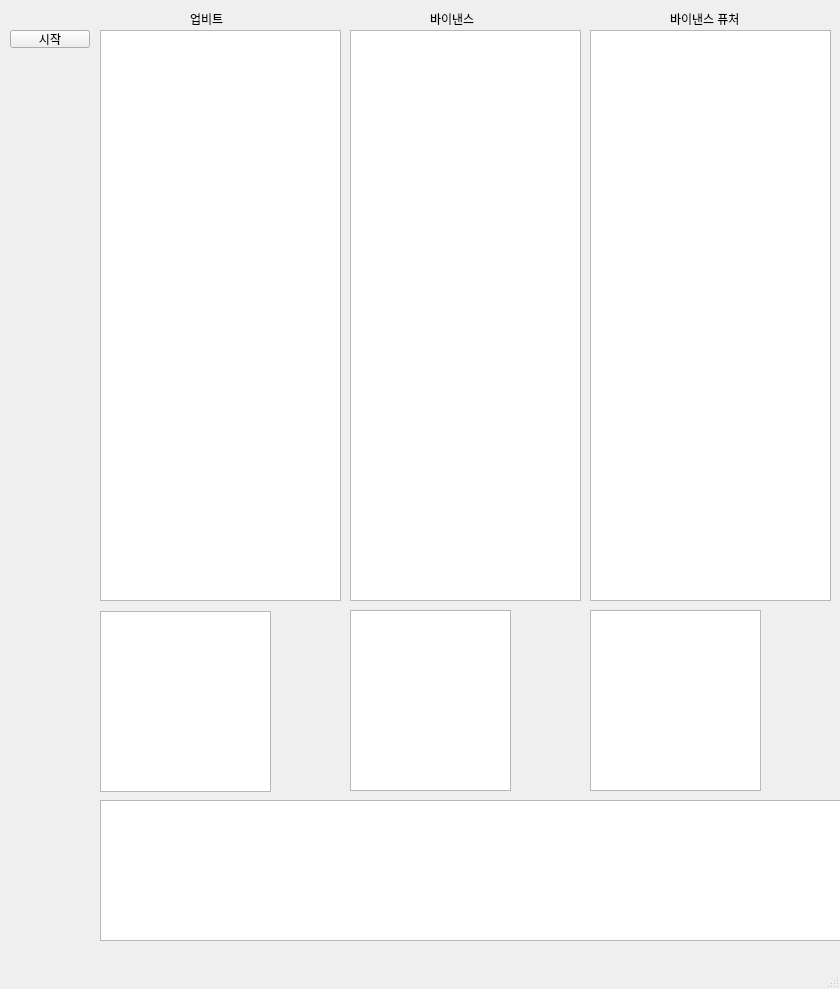
Old version of the form CDlgMain.ui in the repository marshallslee/cryptocurrency-quotes.
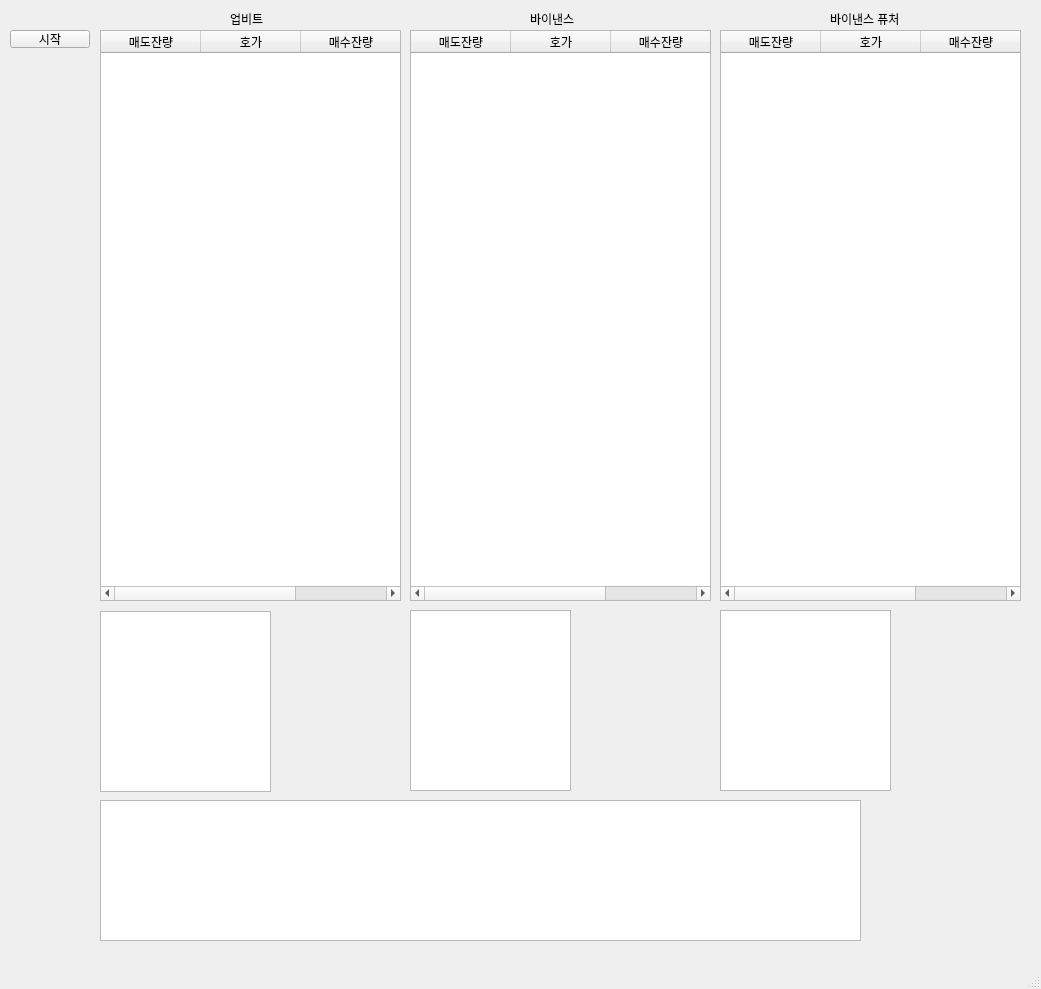
New version of the form.

Commit message: editing each quote table

The edit to the form file:
```diff
--- a/CDlgMain.ui
+++ b/CDlgMain.ui
@@ -6,7 +6,7 @@
    <rect>
     <x>0</x>
     <y>0</y>
-    <width>840</width>
+    <width>1041</width>
     <height>989</height>
    </rect>
   </property>
@@ -42,25 +42,55 @@
      <rect>
       <x>100</x>
       <y>30</y>
-      <width>241</width>
+      <width>301</width>
       <height>571</height>
      </rect>
     </property>
+    <column>
+     <property name="text">
+      <string>매도잔량</string>
+     </property>
+    </column>
+    <column>
+     <property name="text">
+      <string>호가</string>
+     </property>
+    </column>
+    <column>
+     <property name="text">
+      <string>매수잔량</string>
+     </property>
+    </column>
    </widget>
    <widget class="QTableWidget" name="tBinancePrice">
     <property name="geometry">
      <rect>
-      <x>350</x>
+      <x>410</x>
       <y>30</y>
-      <width>231</width>
+      <width>301</width>
       <height>571</height>
      </rect>
     </property>
+    <column>
+     <property name="text">
+      <string>매도잔량</string>
+     </property>
+    </column>
+    <column>
+     <property name="text">
+      <string>호가</string>
+     </property>
+    </column>
+    <column>
+     <property name="text">
+      <string>매수잔량</string>
+     </property>
+    </column>
    </widget>
    <widget class="QLabel" name="label">
     <property name="geometry">
      <rect>
-      <x>190</x>
+      <x>230</x>
       <y>10</y>
       <width>67</width>
       <height>17</height>
@@ -73,7 +103,7 @@
    <widget class="QLabel" name="label_2">
     <property name="geometry">
      <rect>
-      <x>430</x>
+      <x>530</x>
       <y>10</y>
       <width>67</width>
       <height>17</height>
@@ -86,17 +116,32 @@
    <widget class="QTableWidget" name="tBinanceFuturesPrice">
     <property name="geometry">
      <rect>
-      <x>590</x>
+      <x>720</x>
       <y>30</y>
-      <width>241</width>
+      <width>301</width>
       <height>571</height>
      </rect>
     </property>
+    <column>
+     <property name="text">
+      <string>매도잔량</string>
+     </property>
+    </column>
+    <column>
+     <property name="text">
+      <string>호가</string>
+     </property>
+    </column>
+    <column>
+     <property name="text">
+      <string>매수잔량</string>
+     </property>
+    </column>
    </widget>
    <widget class="QLabel" name="label_3">
     <property name="geometry">
      <rect>
-      <x>670</x>
+      <x>830</x>
       <y>10</y>
       <width>91</width>
       <height>17</height>
@@ -119,7 +164,7 @@
    <widget class="QListView" name="binancePairList">
     <property name="geometry">
      <rect>
-      <x>350</x>
+      <x>410</x>
       <y>610</y>
       <width>161</width>
       <height>181</height>
@@ -129,7 +174,7 @@
    <widget class="QListView" name="binanceFuturesPairList">
     <property name="geometry">
      <rect>
-      <x>590</x>
+      <x>720</x>
       <y>610</y>
       <width>171</width>
       <height>181</height>
```
Left out of the diff: 2 changed lines with no effect on the pictures.
